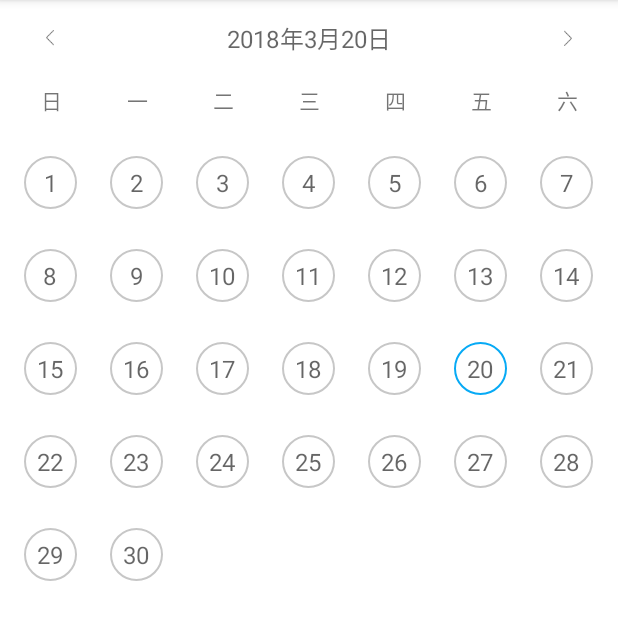
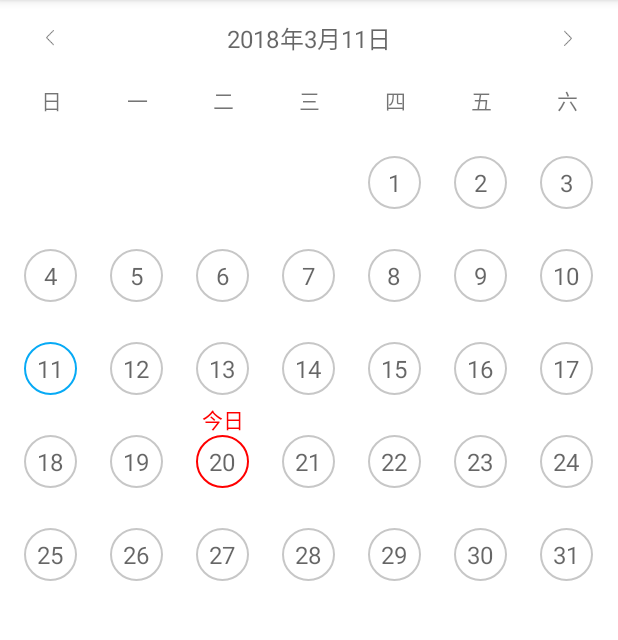
Before and after one commit to liuhuan2015/SignInCalendar, an Android app: the screen it shows after launch (MainActivity), after a tap on "11", on a phone screen of 412 x 824 dp, the part 84-724 px from its top. Run offline under Robolectric (Android 15) with nearby library versions, the phone set to English and light mode, and no system bars; our stand-ins replace ButterKnife; 3 other taps on this screen came first.

Commit message:
日历,基本完成

```diff
--- a/app/src/main/java/com/liuh/signincalendar/MainActivity.java
+++ b/app/src/main/java/com/liuh/signincalendar/MainActivity.java
@@ -3,20 +3,23 @@ package com.liuh.signincalendar;
 import android.support.v4.app.Fragment;
 import android.support.v4.app.FragmentManager;
 import android.support.v4.app.FragmentPagerAdapter;
-import android.support.v4.app.FragmentStatePagerAdapter;
 import android.support.v4.view.ViewPager;
 import android.support.v7.app.AppCompatActivity;
 import android.os.Bundle;
+import android.util.Log;
+import android.view.View;
 import android.widget.TextView;
 
 import java.text.SimpleDateFormat;
+import java.util.Calendar;
 import java.util.Date;
 
 import butterknife.BindView;
 import butterknife.ButterKnife;
+import butterknife.OnClick;
 
 /**
- * 日历效果(签到日历)
+ * 日历效果
  */
 public class MainActivity extends AppCompatActivity {
 
@@ -27,8 +30,6 @@ public class MainActivity extends AppCompatActivity {
     TextView data_cur_title;
 
     private MyAdapter mAdapter;
-
-    private Bundle bundle = new Bundle();
 
     private SigninFragment signinFragment;
     private int sysCurDay;
@@ -41,19 +42,19 @@ public class MainActivity extends AppCompatActivity {
 
     private String date_today_chinese;
 
+    private Calendar mCalendar;
+
     @Override
     protected void onCreate(Bundle savedInstanceState) {
         super.onCreate(savedInstanceState);
         setContentView(R.layout.activity_main);
         ButterKnife.bind(this);
 
-        initTimeData();
-
-
         mAdapter = new MyAdapter(getSupportFragmentManager());
 
         mViewPager.setAdapter(mAdapter);
-        mViewPager.setCurrentItem(500);
+
+        initTimeData();
 
         initListener();
     }
@@ -75,7 +76,10 @@ public class MainActivity extends AppCompatActivity {
         day = todayPosition;
         sysCurDay = todayPosition;
         date_today_chinese = year + "年" + month + "月" + day + "日";
+        Log.e("----------", "date_today_chinese : " + date_today_chinese);
         changeTitle(date_today_chinese);
+
+        mViewPager.setCurrentItem(500);
     }
 
     private void initListener() {
@@ -87,7 +91,15 @@ public class MainActivity extends AppCompatActivity {
 
             @Override
             public void onPageSelected(int position) {
-
+                mCalendar = CalendarUtil.getSelectCalendar(position);
+                year = mCalendar.get(Calendar.YEAR);
+                month = mCalendar.get(Calendar.MONTH) + 1;
+                int monthDayNum = DateUtil.getMonthDayNum(year + "-" + month);
+                Log.e("-----------", "monthDayNum : " + monthDayNum);
+                if (day > monthDayNum) {
+                    day = monthDayNum;
+                }
+                changeTitle(year + "年" + month + "月" + day + "日");
             }
 
             @Override
@@ -101,7 +113,22 @@ public class MainActivity extends AppCompatActivity {
         data_cur_title.setText(bookInTitle);
     }
 
-    class MyAdapter extends FragmentStatePagerAdapter {
+    @OnClick({R.id.user_signin_data_leftarrow, R.id.user_signin_data_rightarrow})
+    void onViewClicked(View view) {
+        switch (view.getId()) {
+            case R.id.user_signin_data_leftarrow:
+                //向左,月份减少
+                mViewPager.setCurrentItem(mViewPager.getCurrentItem() - 1);
+                break;
+            case R.id.user_signin_data_rightarrow:
+                //向右,月份增加
+                mViewPager.setCurrentItem(mViewPager.getCurrentItem() + 1);
+                break;
+        }
+    }
+
+    class MyAdapter extends FragmentPagerAdapter {
+        private Bundle bundle;
 
         public MyAdapter(FragmentManager fm) {
             super(fm);
@@ -110,10 +137,12 @@ public class MainActivity extends AppCompatActivity {
         @Override
         public Fragment getItem(int position) {
             signinFragment = new SigninFragment();
+            bundle = new Bundle();
             bundle.putInt("sysCurDay", sysCurDay);
             bundle.putInt("sysCurMonth", sysCurMonth);
             bundle.putInt("sysCurYear", sysCurYear);
             bundle.putInt("position", position);
+            Log.e("-------------", "position:" + position);
             signinFragment.setArguments(bundle);
             return signinFragment;
         }
--- a/app/src/main/java/com/liuh/signincalendar/SigninFragment.java
+++ b/app/src/main/java/com/liuh/signincalendar/SigninFragment.java
@@ -20,10 +20,10 @@ import butterknife.ButterKnife;
 
 /**
  * Date: 2018/3/19 11:51
- * Description:
+ * Description:日历里面的fagment
  */
 
-public class SigninFragment extends Fragment {
+public class SigninFragment extends Fragment implements MyOnItemClickListener {
 
     @BindView(R.id.rv_list)
     RecyclerView rvList;
@@ -47,25 +47,49 @@ public class SigninFragment extends Fragment {
 
     private Context mContext;
 
+    private boolean isPrepared = false;
+
+    @Override
+    public void setUserVisibleHint(boolean isVisibleToUser) {
+        super.setUserVisibleHint(isVisibleToUser);
+        if (getUserVisibleHint()) {
+
+            //如果UserBookInActivity中的day已发生改变并且日期在本月份也有
+            //那么改变数据集合，刷新
+            if (isPrepared && bookInData != null && bookInData.size() > 0) {
+
+                for (int i = 0; i < bookInData.size(); i++) {
+                    if (bookInData.get(i).getSigntime() != null) {
+                        if (MainActivity.day == Integer.parseInt(bookInData.get(i).getSigntime())) {
+                            if (year == sysCurYear && month == sysCurMonth && MainActivity.day == sysCurDay) {
+                                bookInData.get(i).setIsToday(true);
+                            } else {
+                                bookInData.get(i).setIsToday(false);
+                                bookInData.get(i).setIsTodayInOtherMonth(true);
+                            }
+                        } else {
+                            bookInData.get(i).setIsTodayInOtherMonth(false);
+                        }
+                    }
+                }
+                calenderAdapter.notifyDataSetChanged();
+            }
+        }
+
+    }
+
     @Override
     public void onCreate(@Nullable Bundle savedInstanceState) {
         super.onCreate(savedInstanceState);
         bundle = getArguments();
         if (bundle != null) {
-
             sysCurDay = bundle.getInt("sysCurDay");
             sysCurMonth = bundle.getInt("sysCurMonth");
             sysCurYear = bundle.getInt("sysCurYear");
             mPageNumber = bundle.getInt("position");
 
-            Log.e("-------------", "sysCurDay:" + sysCurDay +
-                    "sysCurMonth:" + sysCurMonth +
-                    "sysCurYear:" + sysCurYear +
-                    "position:" + mPageNumber);
-
             mCalendar = CalendarUtil.getSelectCalendar(mPageNumber);
         }
-
     }
 
     @Nullable
@@ -73,46 +97,39 @@ public class SigninFragment extends Fragment {
     public View onCreateView(LayoutInflater inflater, @Nullable ViewGroup container, Bundle savedInstanceState) {
         View view = View.inflate(getActivity(), R.layout.fragment_signin, null);
         ButterKnife.bind(this, view);
+        isPrepared = true;
         year = mCalendar.get(Calendar.YEAR);
-        month = mCalendar.get(Calendar.MONTH);
+        month = mCalendar.get(Calendar.MONTH) + 1;
         day = MainActivity.day;
+        Log.e("------------", "year : " + year + "month : " + month + "day : " + day);
         return view;
     }
 
     @Override
-    public void onActivityCreated(@Nullable Bundle savedInstanceState) {
-        super.onActivityCreated(savedInstanceState);
+    public void onViewCreated(View view, @Nullable Bundle savedInstanceState) {
+        super.onViewCreated(view, savedInstanceState);
+
         mContext = getActivity();
         if (mContext != null) {
-            System.out.println(".......context不为null");
+//            System.out.println(".......context不为null");
             calenderAdapter = new SignCalenderAdapter(mContext);
-//            calenderAdapter.setListener(this);
+            calenderAdapter.setListener(this);
             rvList.setLayoutManager(new GridLayoutManager(mContext, 7));
             rvList.setAdapter(calenderAdapter);
         } else {
-            System.out.println(".......context为null");
+//            System.out.println(".......context为null");
         }
-
         initData2();
-
     }
 
     //测试数据
     private void initData2() {
-//        String monthStr = String.valueOf(month);
-//        if (monthStr.length() == 2) {
-//            date = year + "-" + month;
-//        } else if (!monthStr.startsWith("0")) {
-//            date = year + "-0" + month;
-//        } else {
-//            date = year + "-" + month;
-//        }
         String date1 = year + "-" + month;
         String date = date1 + "-01";
         Log.e("--------", "date : " + date);
         //获取月份第一天是星期几，以确定第一行前面空几个位置
         int emptyWeekNum = DateUtil.getWeek(date);
-        Log.e("--------", "month:" + month + "emptyWeekNum:" + emptyWeekNum);
+        Log.e("--------", "month : " + month + "emptyWeekNum : " + emptyWeekNum);
         date_today_chinese = year + "年" + month + "月" + day + "日";
         Log.e("--------", "date_today_chinese : " + date_today_chinese);
         //1表示星期日，以此后推
@@ -131,6 +148,7 @@ public class SigninFragment extends Fragment {
             String dataNum = i + 1 + "";
             UserBookInData userBookInData = new UserBookInData();
             userBookInData.setSigntime(dataNum);
+            //服务器请求数据
 //            for (int j = 0; j < bookInDataFromServer.size(); j++) {
 //                String strServer = bookInDataFromServer.get(j).getSigntime();
 //                int signedDateNum = Integer.parseInt(strServer.substring(strServer.lastIndexOf("-") + 1));
@@ -146,8 +164,28 @@ public class SigninFragment extends Fragment {
             }
             bookInData.add(userBookInData);
         }
+        //模拟数据
+        bookInData.get(month).setIsBookined(true);
 //        p("...........bookInData.size():" + bookInData.size());
         calenderAdapter.setUserBookInDataList(bookInData);
         calenderAdapter.notifyDataSetChanged();
     }
+
+    @Override
+    public void onItemClick(View view, int position) {
+//        Toast.makeText(mContext, "view:" + view + ",position:" + position + "被点击了", Toast.LENGTH_SHORT).show();
+        day = Integer.parseInt(bookInData.get(position).getSigntime());
+        MainActivity.day = day;
+        date_today_chinese = year + "年" + month + "月" + day + "日";
+        ((MainActivity) getActivity()).changeTitle(date_today_chinese);
+        for (int i = 0; i < bookInData.size(); i++) {
+            if (i == position) {
+                bookInData.get(i).setIsTodayInOtherMonth(true);
+            } else {
+                bookInData.get(i).setIsTodayInOtherMonth(false);
+            }
+        }
+        calenderAdapter.setUserBookInDataList(bookInData);
+        calenderAdapter.notifyDataSetChanged();
+    }
 }
```
